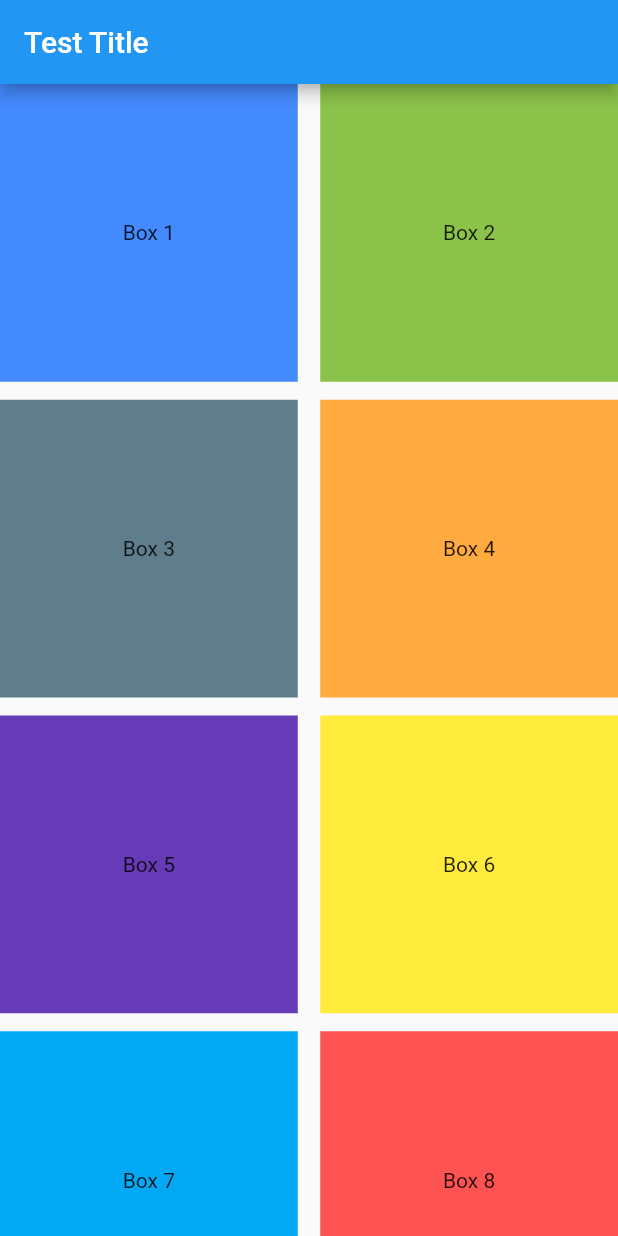
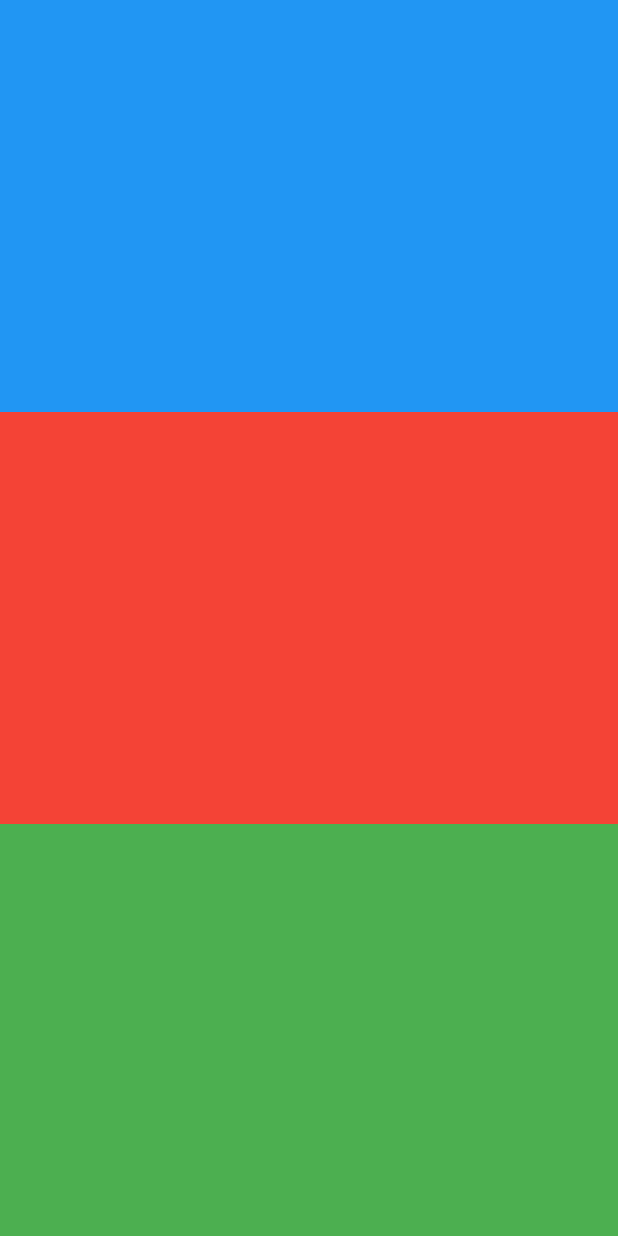
Before and after one commit to TOTALLY-JOHN/flutter_practice_project, a Flutter app: the screen it shows after launch, on a phone screen of 412 x 824 dp. Run offline on Flutter 3.47's test engine with Material 2 defaults, Android fonts, the phone set to English and light mode, and no system bars.

Commit message:
scroll updates

```diff
--- a/project/lib/main.dart
+++ b/project/lib/main.dart
@@ -28,69 +28,69 @@ class MyHomePage extends StatefulWidget {
 }
 
 class _MyHomePageState extends State<MyHomePage> {
-  final postList = [
-    {
-      "number": "1",
-      "color": Colors.blueAccent,
-    },
-    {
-      "number": "2",
-      "color": Colors.lightGreen,
-    },
-    {
-      "number": "3",
-      "color": Colors.blueGrey,
-    },
-    {
-      "number": "4",
-      "color": Colors.orangeAccent,
-    },
-    {
-      "number": "5",
-      "color": Colors.deepPurple,
-    },
-    {
-      "number": "6",
-      "color": Colors.yellow,
-    },
-    {
-      "number": "7",
-      "color": Colors.lightBlue,
-    },
-    {
-      "number": "8",
-      "color": Colors.redAccent,
-    },
-  ];
-
   @override
   Widget build(BuildContext context) {
     return Scaffold(
-      appBar: AppBar(
-        title: const Text("Test Title"),
-      ),
-      body: GridView.builder(
-        gridDelegate: const SliverGridDelegateWithFixedCrossAxisCount(
-          crossAxisCount: 2,
-          crossAxisSpacing: 15.0,
-          mainAxisSpacing: 12.0,
+      body: SingleChildScrollView(
+        child: Column(
+          children: [
+            SizedBox(
+              height: MediaQuery.of(context).size.height / 3,
+              child: SingleChildScrollView(
+                  child: Column(
+                children: [
+                  Container(
+                    width: MediaQuery.of(context).size.width,
+                    height: 300,
+                    color: Colors.blue,
+                  ),
+                  Container(
+                    width: MediaQuery.of(context).size.width,
+                    height: 300,
+                    color: Colors.purple,
+                  ),
+                ],
+              )),
+            ),
+            SizedBox(
+              height: MediaQuery.of(context).size.height / 3,
+              child: SingleChildScrollView(
+                  child: Column(
+                children: [
+                  Container(
+                    width: MediaQuery.of(context).size.width,
+                    height: 300,
+                    color: Colors.red,
+                  ),
+                  Container(
+                    width: MediaQuery.of(context).size.width,
+                    height: 300,
+                    color: Colors.orange,
+                  ),
+                ],
+              )),
+            ),
+            SizedBox(
+              height: MediaQuery.of(context).size.height / 3,
+              child: SingleChildScrollView(
+                  child: Column(
+                children: [
+                  Container(
+                    width: MediaQuery.of(context).size.width,
+                    height: 300,
+                    color: Colors.green,
+                  ),
+                  Container(
+                    width: MediaQuery.of(context).size.width,
+                    height: 300,
+                    color: Colors.pink,
+                  ),
+                ],
+              )),
+            )
+          ],
         ),
-        itemCount: postList.length,
-        itemBuilder: (BuildContext con, int index) {
-          return postContainer(
-            number: postList[index]["number"] as String,
-            colorData: postList[index]["color"] as Color,
-          );
-        },
       ),
     );
   }
-
-  Widget postContainer({String number = "0", Color colorData = Colors.amber}) {
-    return Container(
-      height: 200,
-      color: colorData,
-      child: Center(child: Text("Box $number")),
-    );
-  }
 }
```
